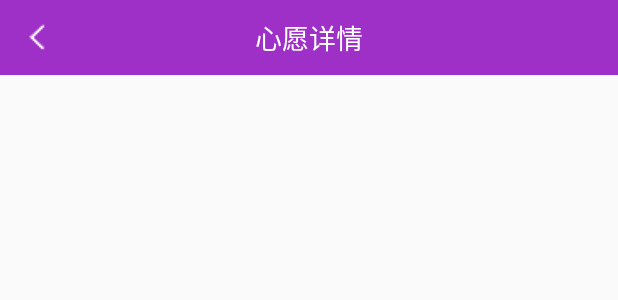
After one commit to cc112837/HeartShare, an Android app: the layout toolbar.xml on its own in the app's theme, with its tools: preview values and no code run, on a phone screen of 412 x 824 dp. The commit adds this screen. Shown: the top 300 px of the screen. Run offline under Robolectric (Android 15) with nearby library versions, the phone set to English and light mode, and no system bars.

Commit message:
修改沉浸式状态栏

```diff
--- a/app/src/main/AndroidManifest.xml
+++ b/app/src/main/AndroidManifest.xml
@@ -7,7 +7,7 @@
         android:icon="@mipmap/icon"
         android:label="@string/app_name"
         android:supportsRtl="true"
-        android:theme="@style/AppTheme.NoActionBar">
+        android:theme="@style/AppTheme">
         <activity
             android:name="activity.SplashActivity"
             android:label="@string/app_name">
@@ -17,8 +17,8 @@
                 <category android:name="android.intent.category.LAUNCHER" />
             </intent-filter>
         </activity>
-        <activity android:name="activity.MainActivity"/>
-        <activity android:name="activity.NewShareActivity"/>
+        <activity android:name="activity.MainActivity" />
+        <activity android:name="activity.NewShareActivity" />
     </application>
 
 </manifest>
--- a/app/src/main/res/layout/app_bar_main.xml
+++ b/app/src/main/res/layout/app_bar_main.xml
@@ -35,7 +35,7 @@
                     android:id="@+id/iv_add"
                     android:layout_width="50dp"
                     android:padding="13dp"
-                    android:visibility="gone"
+                    android:visibility="invisible"
                     android:layout_height="50dp"
                     android:src="@mipmap/add"/>
             </LinearLayout>
--- /dev/null
+++ b/app/src/main/res/layout/toolbar.xml
@@ -0,0 +1,37 @@
+<?xml version="1.0" encoding="utf-8"?>
+<LinearLayout xmlns:android="http://schemas.android.com/apk/res/android"
+    android:layout_width="match_parent"
+    android:layout_height="wrap_content"
+    android:fitsSystemWindows="true">
+
+
+        <LinearLayout
+            android:id="@+id/toolbar"
+            android:layout_width="match_parent"
+            android:layout_height="wrap_content"
+            android:background="@color/colorPrimary"
+            android:gravity="center"
+            android:paddingRight="50dp"
+            android:orientation="horizontal">
+
+            <ImageView
+                android:id="@+id/iv_back"
+                android:layout_width="50dp"
+                android:layout_height="50dp"
+                android:padding="5dp"
+                android:src="@mipmap/back" />
+
+            <TextView
+                android:id="@+id/tv_title"
+                android:layout_width="0dp"
+                android:layout_height="wrap_content"
+                android:layout_weight="1"
+                android:text="心愿详情"
+                android:gravity="center"
+                android:textColor="#fff"
+                android:textSize="18sp" />
+
+        </LinearLayout>
+
+
+</LinearLayout>
--- /dev/null
+++ b/app/src/main/res/values-v19/styles.xml
@@ -0,0 +1,9 @@
+<resources>
+
+    <!-- Base application theme. -->
+    <style name="AppTheme" parent="BaseAppTheme">
+        <!-- Customize your theme here. -->
+        <item name="android:windowTranslucentStatus">true</item>
+    </style>
+
+</resources>
--- a/app/src/main/res/values/colors.xml
+++ b/app/src/main/res/values/colors.xml
@@ -2,5 +2,5 @@
 <resources>
     <color name="colorPrimary">#9f30c7</color>
     <color name="colorPrimaryDark">#9e36b3</color>
-    <color name="colorAccent">#FF4081</color>
+    <color name="colorAccent">#f7f5f6</color>
 </resources>
--- a/app/src/main/res/values/styles.xml
+++ b/app/src/main/res/values/styles.xml
@@ -1,18 +1,16 @@
 <resources>
 
     <!-- Base application theme. -->
-    <style name="AppTheme" parent="Theme.AppCompat.Light.DarkActionBar">
+    <style name="BaseAppTheme" parent="Theme.AppCompat.Light.NoActionBar">
         <!-- Customize your theme here. -->
         <item name="colorPrimary">@color/colorPrimary</item>
         <item name="colorPrimaryDark">@color/colorPrimaryDark</item>
         <item name="colorAccent">@color/colorAccent</item>
     </style>
 
-    <style name="AppTheme.NoActionBar">
-        <item name="windowActionBar">false</item>
-        <item name="windowNoTitle">true</item>
+    <!-- Base application theme. -->
+    <style name="AppTheme" parent="@style/BaseAppTheme">
     </style>
-
     <style name="AppTheme.AppBarOverlay" parent="ThemeOverlay.AppCompat.Dark.ActionBar" />
 
     <style name="AppTheme.PopupOverlay" parent="ThemeOverlay.AppCompat.Light" />
```
Also changed, not shown: app/src/main/java/activity/NewShareActivity.java (+16 -0 lines), app/src/main/res/layout/activity_new_share.xml (+19 -5 lines), app/src/main/res/mipmap-xxhdpi/back.png (added).
